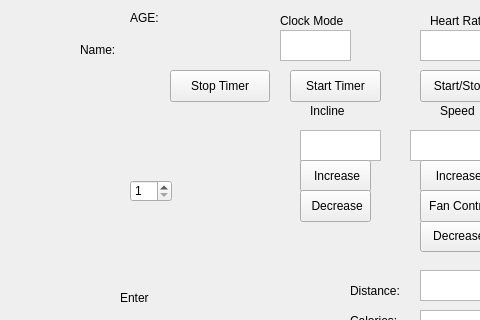
Above: mainwindow.ui from tijeets21/project3_3_Group2 before the change; both pictures show x 0 to 480 and y 0 to 320 of the 800 by 600 pixel window. Below: the same form after it.
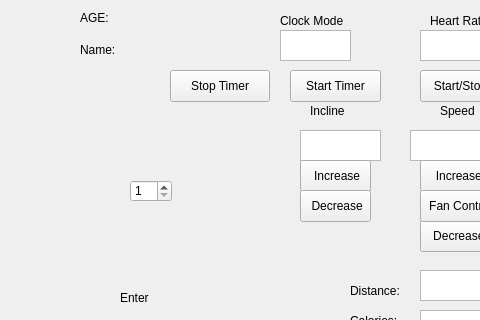
That is the form after the change. Icons and pictures are not drawn.

Commit message: Fixed random values for distance, steps

Patch:
```diff
--- a/mainwindow.ui
+++ b/mainwindow.ui
@@ -584,7 +584,7 @@
      <widget class="QLabel" name="labelDisplayAge">
       <property name="geometry">
        <rect>
-        <x>50</x>
+        <x>0</x>
         <y>10</y>
         <width>58</width>
         <height>16</height>
```
The commit also changes 1 other file.
